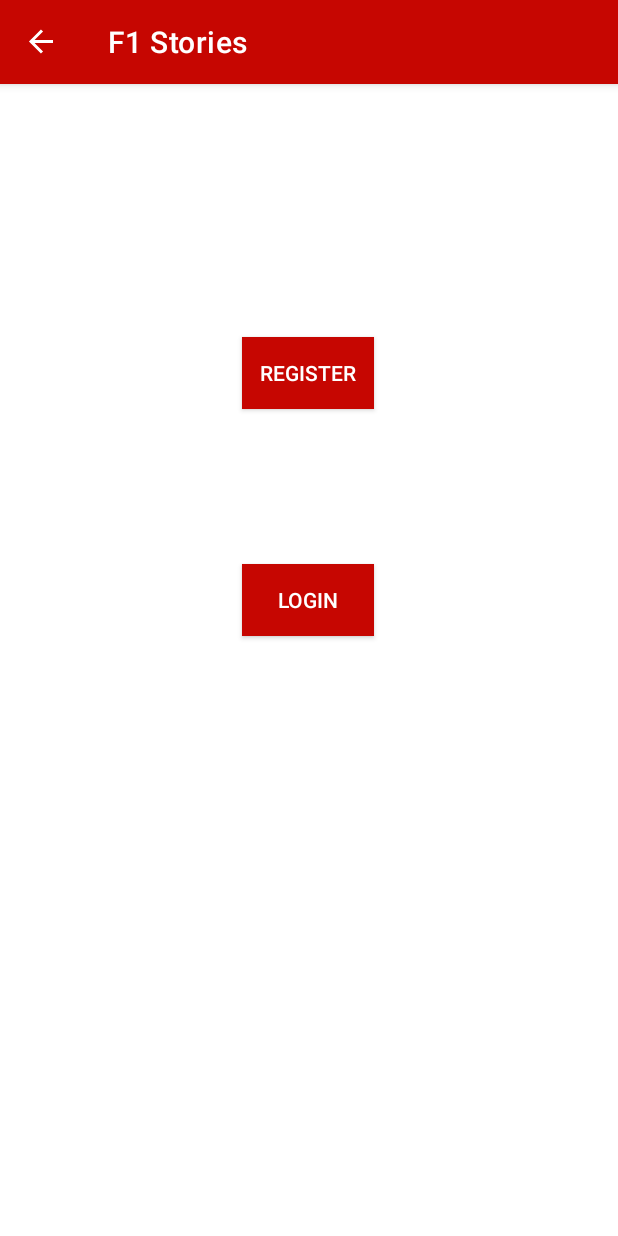
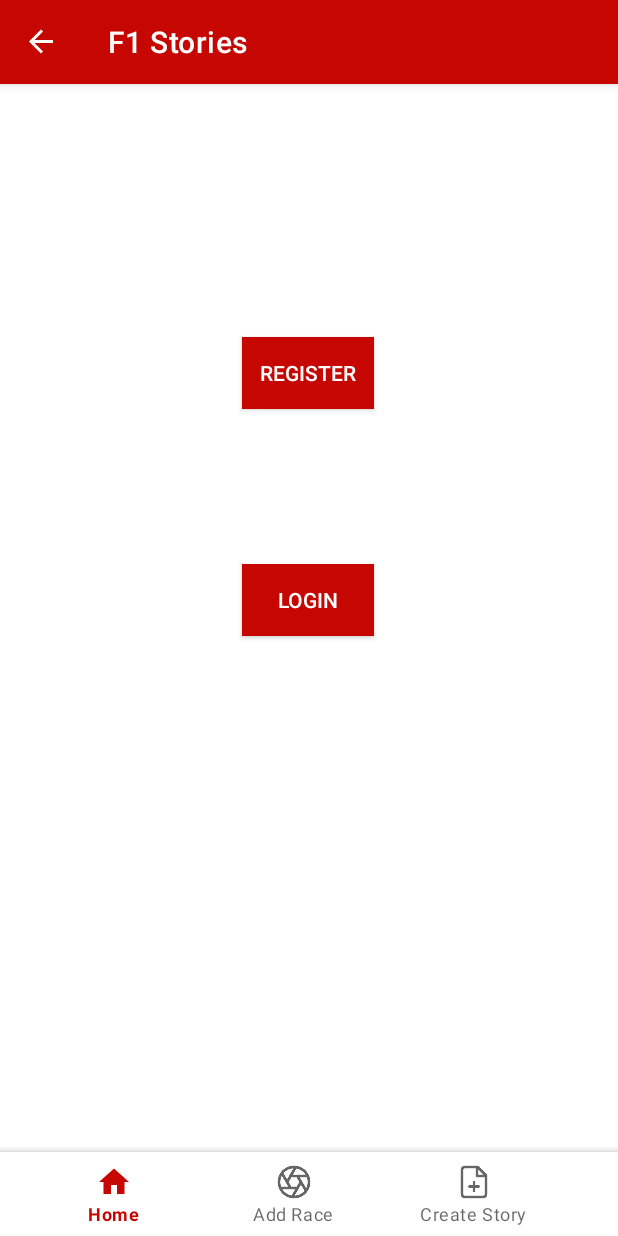
Before and after one commit to nicolasloontjens/f1stories-nma-frontend, an Android app: the screen it shows after launch (MainActivity), on a phone screen of 412 x 824 dp. Run offline under Robolectric (Android 15) with nearby library versions, the phone set to English and light mode, and no system bars; our stand-ins replace Room's generated code, data binding, navigation-ui.

Commit message:
added bottom navbar

```diff
--- a/app/src/main/java/be/howest/nicolas/loontjens/f1stories/MainActivity.kt
+++ b/app/src/main/java/be/howest/nicolas/loontjens/f1stories/MainActivity.kt
@@ -1,14 +1,23 @@
 package be.howest.nicolas.loontjens.f1stories
 
+import android.content.Intent
 import androidx.appcompat.app.AppCompatActivity
 import android.os.Bundle
+import android.view.Gravity
+import android.view.View
+import android.view.ViewGroup
+import android.widget.FrameLayout
 import androidx.navigation.NavController
+import androidx.navigation.findNavController
 import androidx.navigation.fragment.NavHostFragment
 import androidx.navigation.ui.AppBarConfiguration
 import androidx.navigation.ui.setupActionBarWithNavController
+import be.howest.nicolas.loontjens.f1stories.addrace.ScanCodeActivity
+import com.google.android.material.bottomnavigation.BottomNavigationView
 
 class MainActivity : AppCompatActivity() {
     private lateinit var navController: NavController
+    private lateinit var bottomNavigationView : BottomNavigationView
 
     override fun onCreate(savedInstanceState: Bundle?) {
         super.onCreate(savedInstanceState)
@@ -16,9 +25,35 @@ class MainActivity : AppCompatActivity() {
         val navHostFragment = supportFragmentManager.findFragmentById(R.id.fragmentContainerView) as NavHostFragment
         navController = navHostFragment.navController
         val appBarConfiguration = AppBarConfiguration(setOf(R.id.homeFragment))
+        bottomNavigationView = findViewById(R.id.bottomnavview)
+        bottomNavigationView.background = null
+
+        bottomNavigationView.setOnNavigationItemSelectedListener { item ->
+            when(item.itemId){
+                R.id.homebottomnav -> {
+                    navController.navigate(R.id.homeFragment)
+                    return@setOnNavigationItemSelectedListener true
+                }
+                R.id.addracebottomnav -> {
+                    val intent = Intent (this, ScanCodeActivity::class.java)
+                    startActivity(intent)
+                    return@setOnNavigationItemSelectedListener true
+                }
+                R.id.createstorybottomnav -> {
+                    navController.navigate(R.id.addPostFragment)
+                    return@setOnNavigationItemSelectedListener true
+                }
+
+            }
+            false
+        }
         setupActionBarWithNavController(navController, appBarConfiguration)
     }
+
+
+
     override fun onSupportNavigateUp(): Boolean {
         return navController.navigateUp() || super.onSupportNavigateUp()
     }
+
 }
--- /dev/null
+++ b/app/src/main/res/drawable/ic_baseline_home_24.xml
@@ -0,0 +1,5 @@
+<vector android:height="24dp" android:tint="#FFFFFF"
+    android:viewportHeight="24" android:viewportWidth="24"
+    android:width="24dp" xmlns:android="http://schemas.android.com/apk/res/android">
+    <path android:fillColor="@android:color/white" android:pathData="M10,20v-6h4v6h5v-8h3L12,3 2,12h3v8z"/>
+</vector>
--- a/app/src/main/res/layout/activity_main.xml
+++ b/app/src/main/res/layout/activity_main.xml
@@ -12,5 +12,24 @@
         android:layout_width="match_parent"
         android:layout_height="match_parent"
         app:defaultNavHost="true"
-        app:navGraph="@navigation/nav_graph" />
+        app:navGraph="@navigation/nav_graph"/>
+
+    <com.google.android.material.bottomappbar.BottomAppBar
+        android:layout_width="match_parent"
+        android:layout_height="wrap_content"
+        android:layout_gravity="bottom"
+        android:background="@color/f1red"
+        app:layout_constraintBottom_toBottomOf="parent"
+        app:layout_constraintStart_toStartOf="parent"
+        app:menu="@menu/bottom_menu"
+        tools:ignore="BottomAppBar,MissingConstraints">
+
+        <com.google.android.material.bottomnavigation.BottomNavigationView
+            android:id="@+id/bottomnavview"
+            android:layout_width="360dp"
+            android:layout_height="match_parent"
+            android:background="@color/f1red"
+            app:menu="@menu/bottom_menu" />
+    </com.google.android.material.bottomappbar.BottomAppBar>
+
 </androidx.constraintlayout.widget.ConstraintLayout>
--- /dev/null
+++ b/app/src/main/res/menu/bottom_menu.xml
@@ -0,0 +1,19 @@
+<?xml version="1.0" encoding="utf-8"?>
+<menu xmlns:android="http://schemas.android.com/apk/res/android"
+    xmlns:app="http://schemas.android.com/apk/res-auto">
+    <item
+        android:id="@+id/homebottomnav"
+        android:title="Home"
+        app:showAsAction="always"
+        android:icon="@drawable/ic_baseline_home_24"/>
+    <item
+        android:id="@+id/addracebottomnav"
+        android:title="Add Race"
+        app:showAsAction="always"
+        android:icon="@drawable/addrace"/>
+    <item
+        android:id="@+id/createstorybottomnav"
+        android:title="Create Story"
+        app:showAsAction="always"
+        android:icon="@drawable/createpost"/>
+</menu>
```
